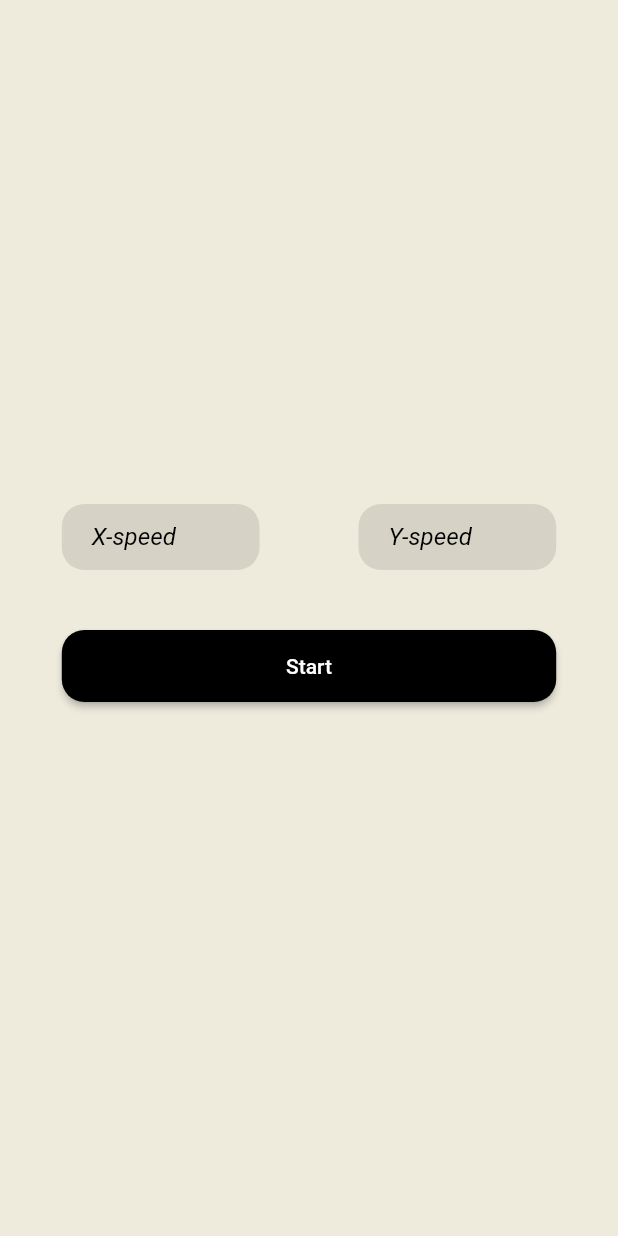
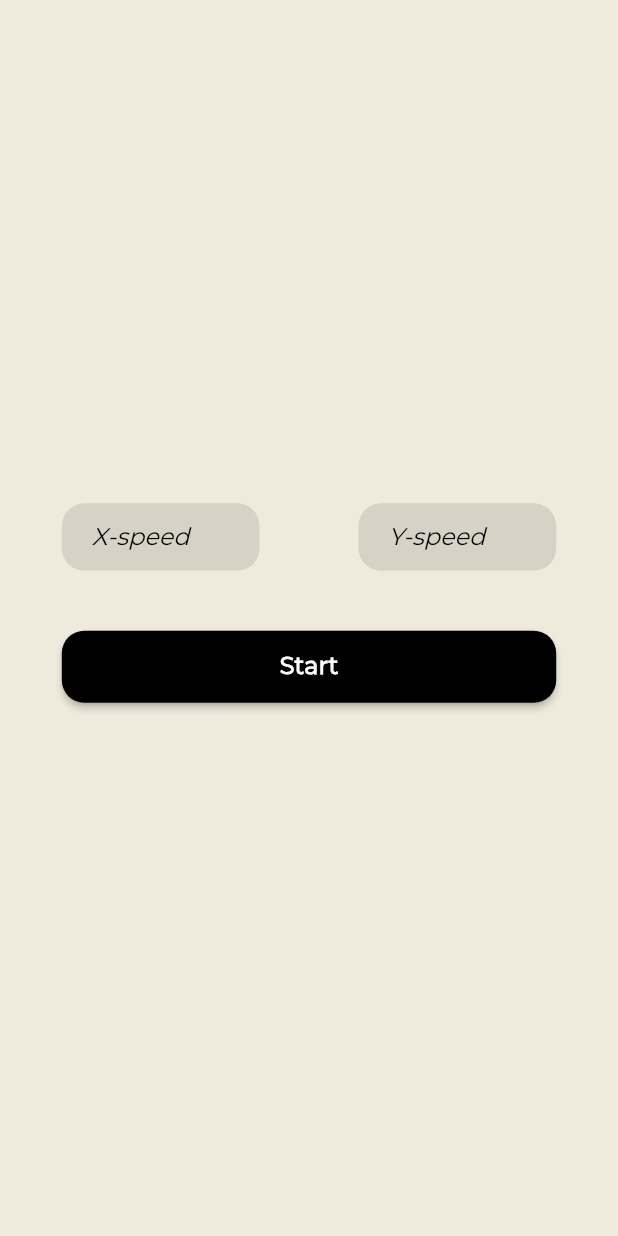
Before and after one commit to denisfilonenko/bouncy_ball, a Flutter app: the screen it shows after launch, on a phone screen of 412 x 824 dp. Run offline on Flutter 3.47's test engine with Material 2 defaults, Android fonts, the phone set to English and light mode, and no system bars.

```diff
--- a/lib/app/app.dart
+++ b/lib/app/app.dart
@@ -17,7 +17,7 @@ class MyApp extends StatelessWidget {
       title: 'Bouncy Ball',
       debugShowCheckedModeBanner: false,
       theme: ThemeData(
-        primarySwatch: Colors.blue,
+        fontFamily: 'Montserrat',
       ),
       onGenerateRoute: MainNavigation.onGenerateRoute,
       initialRoute: RouteNames.home,
--- a/lib/app/screens/home_screen/components/home_input.dart
+++ b/lib/app/screens/home_screen/components/home_input.dart
@@ -43,25 +43,8 @@ class HomeInput extends StatelessWidget {
         cursorColor: Colors.black,
         cursorRadius: const Radius.circular(50),
         decoration: InputDecoration(
-          enabledBorder: OutlineInputBorder(
-            borderSide: error != null
-                ? BorderSide(
-                    width: 1,
-                    color: Colors.red,
-                  )
-                : BorderSide(
-                    width: 0,
-                    style: BorderStyle.none,
-                  ),
-            borderRadius: BorderRadius.circular(15),
-          ),
-          focusedBorder: OutlineInputBorder(
-            borderSide: BorderSide(
-              width: 0,
-              style: BorderStyle.none,
-            ),
-            borderRadius: BorderRadius.circular(15),
-          ),
+          enabledBorder: buildOutlineBorder(),
+          focusedBorder: buildOutlineBorder(),
           isDense: true,
           filled: true,
           fillColor: Colors.black.withOpacity(.1),
@@ -82,4 +65,19 @@ class HomeInput extends StatelessWidget {
       ),
     );
   }
+
+  OutlineInputBorder buildOutlineBorder() {
+    return OutlineInputBorder(
+      borderSide: error != null
+          ? BorderSide(
+              width: 1,
+              color: Colors.red,
+            )
+          : BorderSide(
+              width: 0,
+              style: BorderStyle.none,
+            ),
+      borderRadius: BorderRadius.circular(15),
+    );
+  }
 }
--- a/lib/app/screens/home_screen/components/start_button.dart
+++ b/lib/app/screens/home_screen/components/start_button.dart
@@ -34,7 +34,13 @@ class StartButton extends StatelessWidget {
                   strokeWidth: 3.0,
                 ),
               )
-            : Text('Start'),
+            : Text(
+                'Start',
+                style: TextStyle(
+                  fontWeight: FontWeight.bold,
+                  fontSize: 16,
+                ),
+              ),
       ),
     );
   }
```
Also changed, not shown: lib/app/screens/ball_screen/ball_screen.dart (+42 -0 lines), lib/app/screens/ball_screen/components/ball_field_blue_line.dart (added, +16 -0 lines), lib/app/screens/ball_screen/components/ball_field_main_circle.dart (added, +27 -0 lines), lib/app/screens/ball_screen/components/ball_field_main_line.dart (added, +16 -0 lines), lib/app/screens/ball_screen/components/ball_field_side_circle.dart (added, +25 -0 lines), pubspec.yaml (+5 -11 lines), assets/fonts/Montserrat-Regular.ttf (added), 2 other files.
